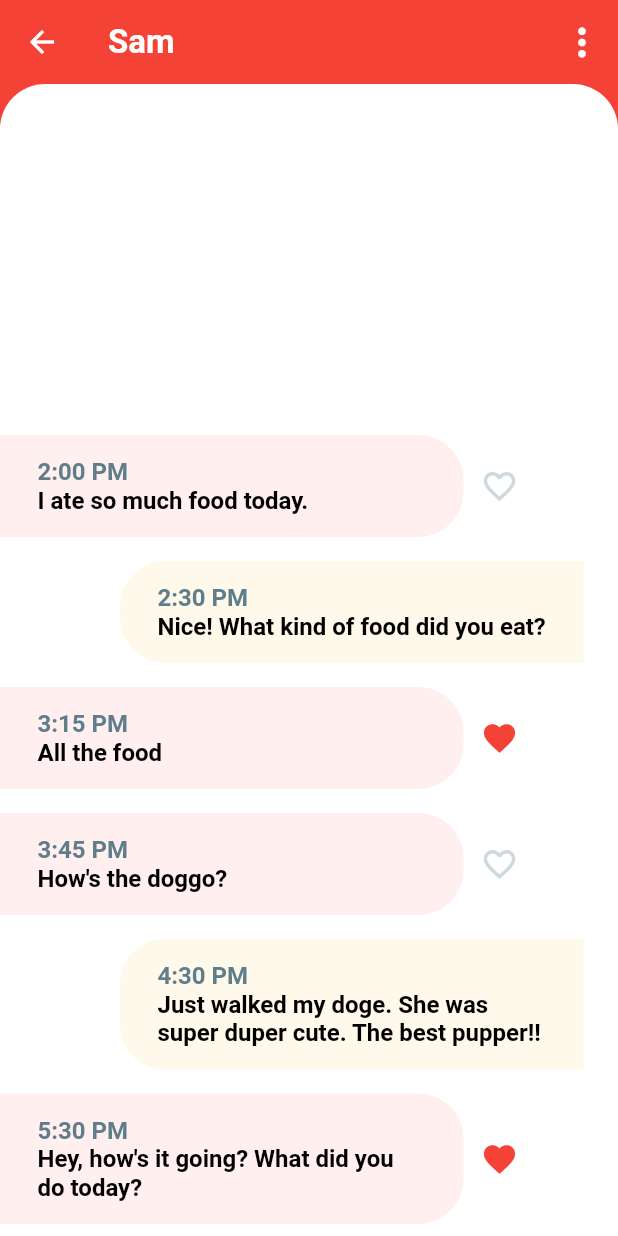
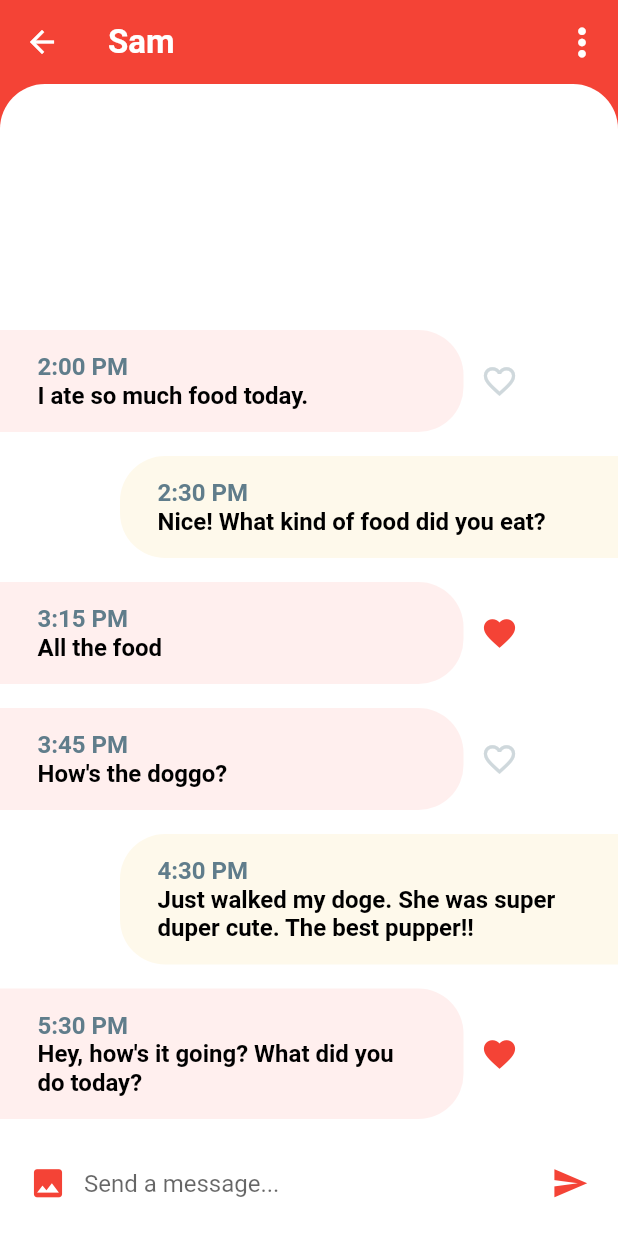
Before and after one commit to sourabhsinghmrajput/chat_app, a Flutter app: the screen it shows after launch, after a tap on "Sam", on a phone screen of 412 x 824 dp. Run offline on Flutter 3.47's test engine with Material 2 defaults, Android fonts, the phone set to English and light mode, and no system bars.

Commit message:
Day3 Completed

```diff
--- a/lib/screens/chat_screen.dart
+++ b/lib/screens/chat_screen.dart
@@ -13,9 +13,7 @@ class ChatScreen extends StatefulWidget {
 
 class _ChatScreenState extends State<ChatScreen> {
   _buildMessage(Message message, bool isMe) {
-    return Row(
-      children: [
-        Container(
+    final Container msg = Container(
       margin: isMe
           ? EdgeInsets.only(top: 8.0, bottom: 8.0, left: 80.0)
           : EdgeInsets.only(
@@ -60,9 +58,14 @@ class _ChatScreenState extends State<ChatScreen> {
                 bottomRight: Radius.circular(30.0),
               ),
       ),
-        ),
-        !isMe
-            ? IconButton(
+    );
+    if (isMe) {
+      return msg;
+    }
+    return Row(
+      children: [
+        msg,
+        IconButton(
           icon: message.isLiked
               ? Icon(Icons.favorite)
               : Icon(Icons.favorite_outline),
@@ -71,9 +74,40 @@ class _ChatScreenState extends State<ChatScreen> {
               : Colors.blueGrey.shade100,
           iconSize: 25.0,
           onPressed: () {},
-              )
-            : SizedBox.shrink(),
+        ),
       ],
+    );
+  }
+
+  _buildMessageComposer() {
+    return Container(
+      padding: EdgeInsets.symmetric(horizontal: 8.0),
+      height: 70.0,
+      color: Colors.white,
+      child: Row(
+        children: [
+          IconButton(
+            onPressed: () {},
+            icon: Icon(Icons.photo),
+            iconSize: 25.0,
+            color: Theme.of(context).primaryColor,
+          ),
+          Expanded(
+            child: TextField(
+              textCapitalization: TextCapitalization.sentences,
+              decoration:
+                  InputDecoration.collapsed(hintText: "Send a message..."),
+              cursorColor: Theme.of(context).primaryColor,
+            ),
+          ),
+          IconButton(
+            onPressed: () {},
+            icon: Icon(Icons.send),
+            iconSize: 25.0,
+            color: Theme.of(context).primaryColor,
+          ),
+        ],
+      ),
     );
   }
 
@@ -98,7 +132,9 @@ class _ChatScreenState extends State<ChatScreen> {
           ),
         ],
       ),
-      body: Column(
+      body: GestureDetector(
+        onTap: () => FocusScope.of(context).unfocus(),
+        child: Column(
           children: [
             Expanded(
               child: Container(
@@ -127,7 +163,9 @@ class _ChatScreenState extends State<ChatScreen> {
                 ),
               ),
             ),
+            _buildMessageComposer(),
           ],
+        ),
       ),
     );
   }
```
Lines whose indentation alone changed are shown as unchanged.
